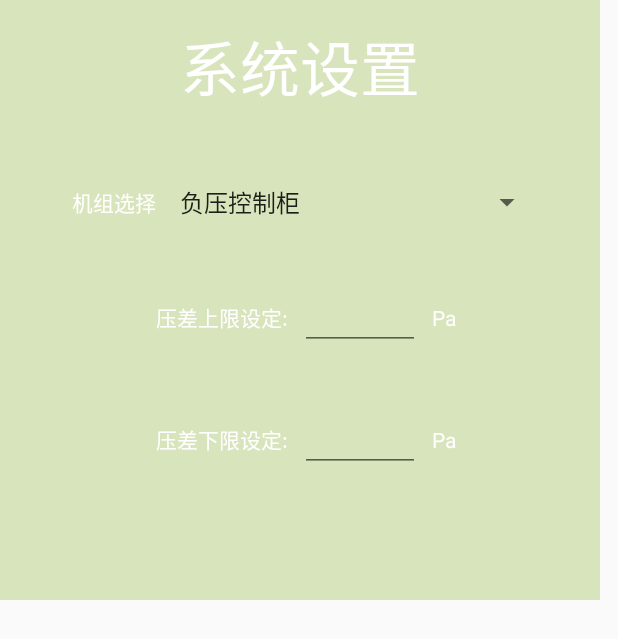
After one commit to Krguang/AirCompressor, an Android app: the layout system_set.xml on its own in the app's theme, with its tools: preview values and no code run, on a phone screen of 412 x 824 dp. The commit adds this screen. Shown: the top 639 px of the screen. Run offline under Robolectric (Android 15) with nearby library versions, the phone set to English and light mode, and no system bars.

Commit message:
加入设置界面，用来选择机组，设置压差上下限

```diff
--- a/app/src/main/AndroidManifest.xml
+++ b/app/src/main/AndroidManifest.xml
@@ -37,6 +37,12 @@
 
         </activity>
 
+        <activity android:name=".SystemSet"
+            android:theme="@android:style/Theme.Dialog"
+            >
+
+        </activity>
+
         <activity
 
             android:name=".TrendLineChart"
--- a/app/src/main/java/com/yy/k/AirCompressor/MainActivity.java
+++ b/app/src/main/java/com/yy/k/AirCompressor/MainActivity.java
@@ -359,6 +359,7 @@ public class MainActivity extends AppCompatActivity {
                 }
             }
         }
+
     }
 
     private void playSounds(int sound, int number){
@@ -411,5 +412,9 @@ public class MainActivity extends AppCompatActivity {
     }
 
     public void bt_system_set(View view) {
+
+        intent.setClass(this,SystemSet.class);
+        startActivity(intent);
+
     }
 }
--- a/app/src/main/java/com/yy/k/AirCompressor/ModbusSlave.java
+++ b/app/src/main/java/com/yy/k/AirCompressor/ModbusSlave.java
@@ -40,6 +40,18 @@ public class ModbusSlave extends Thread{
     public void closeCom(){
         com2.Close();
     }
+
+
+    public int kongYaJiYunXing;
+    public int zhenKongBengYunXing1;
+    public int zhenKongBengYunXing2;
+    public int zhenKongBengYunXing3;
+
+    public int kongYaJiGuZhang;
+    public int zhenKongBengGuZhang1;
+    public int zhenKongBengGuZhang2;
+    public int zhenKongBengGuZhang3;
+
 
     @Override
     /**
@@ -252,6 +264,18 @@ public class ModbusSlave extends Thread{
         pressure = localArray[8];
         overPressure = (localArray[15]>>13)&1;
         underPressure = (localArray[15]>>12)&1;
+
+        kongYaJiYunXing = localArray[10]&1;
+        zhenKongBengYunXing1 = (localArray[10]>>1)&1;
+        zhenKongBengYunXing2 = (localArray[10]>>2)&1;
+        zhenKongBengYunXing3 = (localArray[10]>>3)&1;
+
+        kongYaJiGuZhang = localArray[11]&1;
+        zhenKongBengGuZhang1 = (localArray[11]>>1)&1;
+        zhenKongBengGuZhang2 = (localArray[11]>>2)&1;
+        zhenKongBengGuZhang3 = (localArray[11]>>3)&1;
+
+
     }
 
     public void setSLAV_addr(int SLAV_addr) {
--- /dev/null
+++ b/app/src/main/java/com/yy/k/AirCompressor/SystemSet.java
@@ -0,0 +1,83 @@
+package com.yy.k.AirCompressor;
+
+import android.app.Activity;
+import android.content.SharedPreferences;
+import android.os.Bundle;
+import android.support.annotation.Nullable;
+import android.view.KeyEvent;
+import android.view.View;
+import android.view.Window;
+import android.view.WindowManager;
+import android.widget.AdapterView;
+import android.widget.EditText;
+import android.widget.Spinner;
+import android.widget.TextView;
+
+public class SystemSet extends Activity {
+
+
+    private Spinner sp_systemSet;
+
+    SharedPreferences sharedPreferencesSystemSet;
+    SharedPreferences.Editor editorSystemSet;
+
+    EditText pressUpper;
+    EditText pressLow;
+
+
+    @Override
+    protected void onCreate(@Nullable Bundle savedInstanceState) {
+        requestWindowFeature(Window.FEATURE_NO_TITLE);
+        super.onCreate(savedInstanceState);
+        setContentView(R.layout.system_set);
+
+        sharedPreferencesSystemSet = this.getSharedPreferences("PreferencesSystemSet",this.MODE_WORLD_WRITEABLE);
+        editorSystemSet = sharedPreferencesSystemSet.edit();
+
+        sp_systemSet = findViewById(R.id.sp_unit_choice);
+        pressUpper = findViewById(R.id.et_press_upper);
+        pressLow = findViewById(R.id.et_press_low);
+
+
+        sp_systemSet.setSelection(sharedPreferencesSystemSet.getInt("机组选择",0),true);
+        pressUpper.setText(sharedPreferencesSystemSet.getInt("压差上限",500));
+        pressLow.setText(sharedPreferencesSystemSet.getInt("压差下限",-500));
+
+
+        sp_systemSet.setOnItemSelectedListener(new AdapterView.OnItemSelectedListener() {
+            @Override
+            public void onItemSelected(AdapterView<?> adapterView, View view, int i, long l) {
+
+                editorSystemSet.putInt("机组选择",i);
+                editorSystemSet.apply();//提交修改
+            }
+
+            @Override
+            public void onNothingSelected(AdapterView<?> adapterView) {
+
+            }
+        });
+
+
+        pressUpper.setOnEditorActionListener(new TextView.OnEditorActionListener() {
+            @Override
+            public boolean onEditorAction(TextView textView, int i, KeyEvent keyEvent) {
+
+                editorSystemSet.putInt("压差上限", Integer.parseInt(pressUpper.getText().toString()));
+                editorSystemSet.apply();
+                return false;
+            }
+        });
+
+        pressLow.setOnEditorActionListener(new TextView.OnEditorActionListener() {
+            @Override
+            public boolean onEditorAction(TextView textView, int i, KeyEvent keyEvent) {
+
+                editorSystemSet.putInt("压差下限", Integer.parseInt(pressLow.getText().toString()));
+                editorSystemSet.apply();
+                return false;
+            }
+        });
+
+    }
+}
--- /dev/null
+++ b/app/src/main/res/layout/system_set.xml
@@ -0,0 +1,137 @@
+<?xml version="1.0" encoding="utf-8"?>
+<android.support.constraint.ConstraintLayout
+    xmlns:android="http://schemas.android.com/apk/res/android"
+    xmlns:app="http://schemas.android.com/apk/res-auto"
+    xmlns:tools="http://schemas.android.com/tools"
+    android:layout_width="400dp"
+    android:layout_height="400dp"
+    android:background="#d8e4bc"
+    >
+
+
+    <TextView
+        android:layout_width="wrap_content"
+        android:layout_height="wrap_content"
+        android:focusable="true"
+        android:focusableInTouchMode="true"
+        />
+
+    <Spinner
+        android:entries="@array/unitSet"
+        android:id="@+id/sp_unit_choice"
+        android:layout_width="250dp"
+        android:layout_height="wrap_content"
+        android:layout_marginStart="8dp"
+        app:layout_constraintBottom_toBottomOf="@+id/textView16"
+        app:layout_constraintStart_toEndOf="@+id/textView16"
+        app:layout_constraintTop_toTopOf="@+id/textView16" />
+
+    <TextView
+        android:id="@+id/textView15"
+        android:layout_width="wrap_content"
+        android:layout_height="wrap_content"
+        android:layout_marginBottom="8dp"
+        android:layout_marginTop="8dp"
+        android:text="系统设置"
+        android:textColor="#ffffffff"
+        android:textSize="40dp"
+        app:layout_constraintBottom_toBottomOf="parent"
+        app:layout_constraintEnd_toEndOf="parent"
+        app:layout_constraintStart_toStartOf="parent"
+        app:layout_constraintTop_toTopOf="parent"
+        app:layout_constraintVertical_bias="0.021" />
+
+    <TextView
+        android:id="@+id/textView16"
+        android:layout_width="wrap_content"
+        android:layout_height="wrap_content"
+        android:layout_marginBottom="8dp"
+        android:layout_marginEnd="8dp"
+        android:layout_marginStart="16dp"
+        android:layout_marginTop="8dp"
+        android:text="机组选择"
+        android:textColor="#ffffffff"
+        app:layout_constraintBottom_toBottomOf="parent"
+        app:layout_constraintEnd_toEndOf="parent"
+        app:layout_constraintHorizontal_bias="0.1"
+        app:layout_constraintStart_toStartOf="parent"
+        app:layout_constraintTop_toTopOf="parent"
+        app:layout_constraintVertical_bias="0.32" />
+
+    <TextView
+        android:id="@+id/textView17"
+        android:layout_width="wrap_content"
+        android:layout_height="wrap_content"
+        android:layout_marginBottom="8dp"
+        android:layout_marginEnd="8dp"
+        android:layout_marginStart="16dp"
+        android:layout_marginTop="8dp"
+        android:text="压差上限设定:"
+        android:textColor="#ffffffff"
+        app:layout_constraintBottom_toBottomOf="parent"
+        app:layout_constraintEnd_toEndOf="parent"
+        app:layout_constraintHorizontal_bias="0.305"
+        app:layout_constraintStart_toStartOf="parent"
+        app:layout_constraintTop_toTopOf="parent"
+        app:layout_constraintVertical_bias="0.531" />
+
+
+    <EditText
+        android:id="@+id/et_press_upper"
+        android:layout_width="80dp"
+        android:layout_height="wrap_content"
+        android:layout_marginStart="8dp"
+        android:inputType = "numberSigned"
+        android:maxLines="1"
+        android:gravity="center"
+        app:layout_constraintBaseline_toBaselineOf="@+id/textView17"
+        app:layout_constraintStart_toEndOf="@+id/textView17" />
+
+    <TextView
+        android:id="@+id/textView18"
+        android:layout_width="wrap_content"
+        android:layout_height="wrap_content"
+        android:layout_marginEnd="8dp"
+        android:layout_marginStart="8dp"
+        android:text="压差下限设定:"
+        android:textColor="#ffffffff"
+        app:layout_constraintBottom_toBottomOf="parent"
+        app:layout_constraintEnd_toEndOf="parent"
+        app:layout_constraintHorizontal_bias="0.324"
+        app:layout_constraintStart_toStartOf="parent"
+        app:layout_constraintTop_toTopOf="parent"
+        app:layout_constraintVertical_bias="0.745" />
+
+    <EditText
+        android:id="@+id/et_press_low"
+        android:layout_width="80dp"
+        android:layout_height="wrap_content"
+        android:layout_marginStart="8dp"
+        android:inputType = "numberSigned"
+        android:maxLines="1"
+        android:gravity="center"
+        app:layout_constraintBaseline_toBaselineOf="@+id/textView18"
+        app:layout_constraintStart_toEndOf="@+id/textView18" />
+
+    <TextView
+        android:id="@+id/textView19"
+        android:layout_width="wrap_content"
+        android:layout_height="wrap_content"
+        android:layout_marginStart="8dp"
+        android:text="Pa"
+        android:textColor="#ffffffff"
+        app:layout_constraintBaseline_toBaselineOf="@+id/et_press_upper"
+        app:layout_constraintStart_toEndOf="@+id/et_press_upper" />
+
+    <TextView
+        android:id="@+id/textView20"
+        android:layout_width="wrap_content"
+        android:layout_height="wrap_content"
+        android:layout_marginStart="8dp"
+        android:text="Pa"
+        android:textColor="#ffffffff"
+        app:layout_constraintBaseline_toBaselineOf="@+id/et_press_low"
+        app:layout_constraintStart_toEndOf="@+id/et_press_low" />
+
+
+</android.support.constraint.ConstraintLayout>
--- /dev/null
+++ b/app/src/main/res/values/arrays.xml
@@ -0,0 +1,11 @@
+<?xml version="1.0" encoding="utf-8"?>
+<resources>
+
+    <string-array name="unitSet">
+        <item>负压控制柜</item>
+        <item>空压机房自控柜</item>
+        <item>牙科抽吸机自控柜</item>
+        <item>牙科空压机房自控柜</item>
+    </string-array>
+
+</resources>
```
